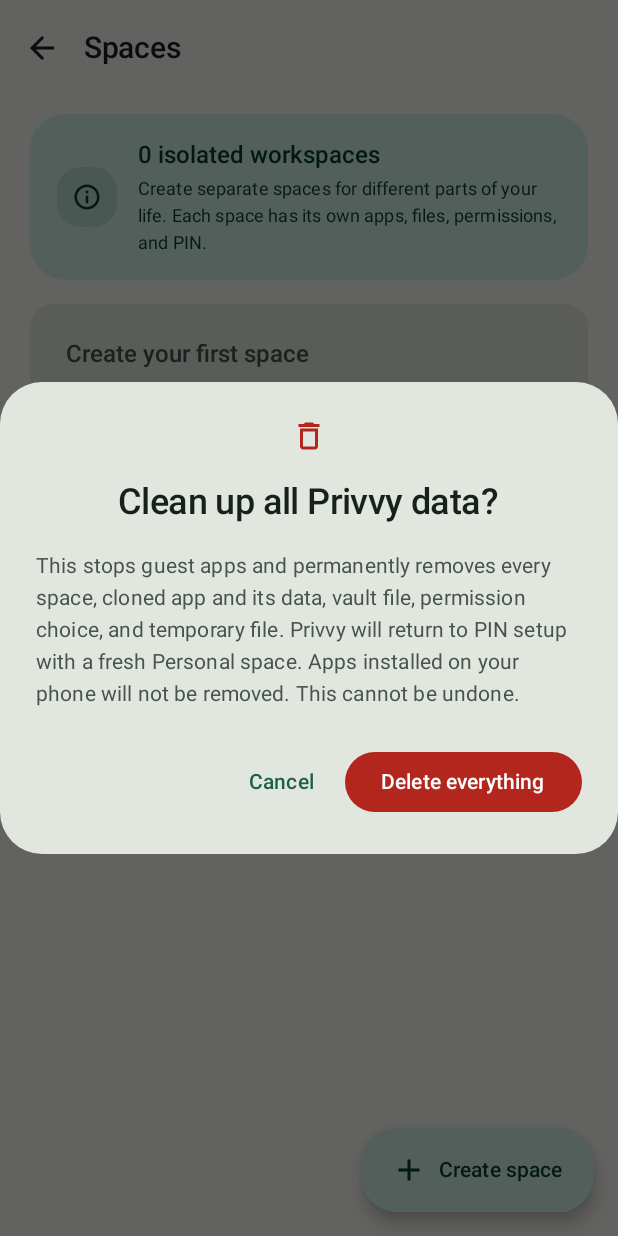
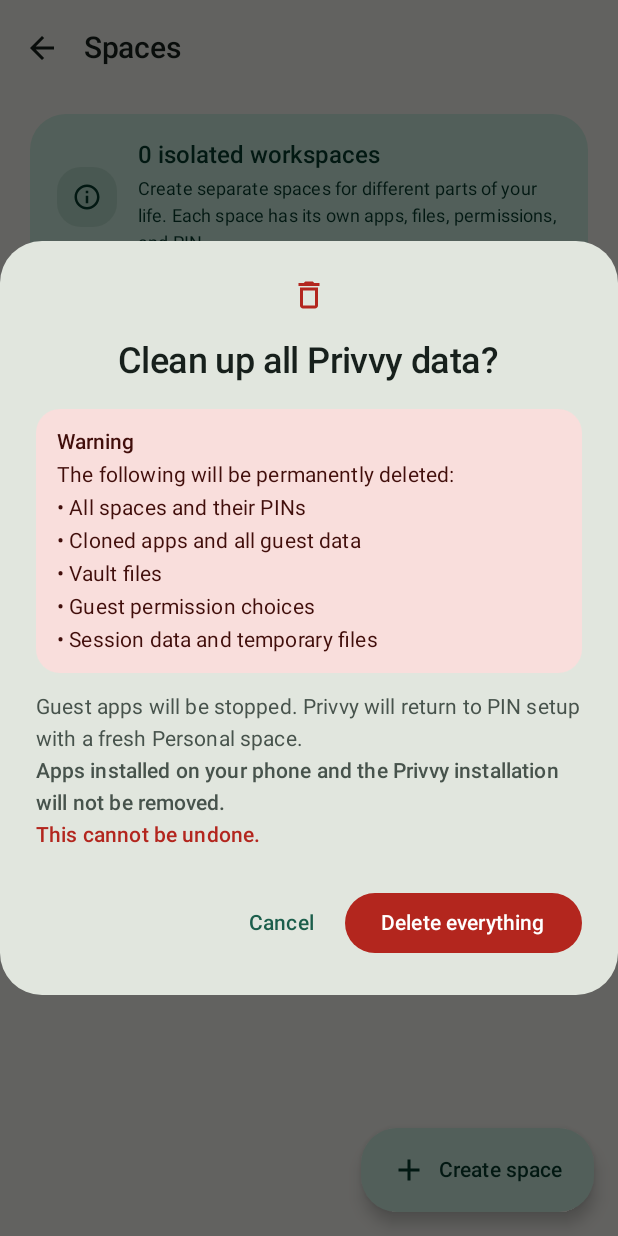
Before and after one commit to dhyraj/privvy, an Android app built with Jetpack Compose: the composable SpaceManagerScreen called with empty values, after a tap on "Clean up Privvy", on a phone screen of 412 x 824 dp. Run offline under Robolectric (Android 15) with nearby library versions, the phone set to English and light mode, and no system bars; network calls fail.

Commit message:
Make cleanup deletion warning explicit
List every data category removed by full reset and keep the host-app preservation notice prominent. Verify the warning in default and dark large-text layouts.

```diff
--- a/app/src/main/java/com/privvy/app/ui/spaces/SpaceManagerScreen.kt
+++ b/app/src/main/java/com/privvy/app/ui/spaces/SpaceManagerScreen.kt
@@ -15,6 +15,7 @@ import androidx.compose.foundation.layout.Row
 import androidx.compose.foundation.layout.Spacer
 import androidx.compose.foundation.layout.fillMaxSize
 import androidx.compose.foundation.layout.fillMaxWidth
+import androidx.compose.foundation.layout.height
 import androidx.compose.foundation.layout.heightIn
 import androidx.compose.foundation.layout.padding
 import androidx.compose.foundation.layout.size
@@ -346,12 +347,55 @@ fun SpaceManagerScreen(
                         .heightIn(max = 360.dp)
                         .verticalScroll(rememberScrollState()),
                 ) {
+                    Surface(
+                        modifier = Modifier
+                            .fillMaxWidth()
+                            .testTag("cleanup_warning"),
+                        shape = MaterialTheme.shapes.medium,
+                        color = MaterialTheme.colorScheme.errorContainer,
+                        contentColor = MaterialTheme.colorScheme.onErrorContainer,
+                    ) {
+                        Column(
+                            modifier = Modifier.padding(14.dp),
+                            verticalArrangement = Arrangement.spacedBy(6.dp),
+                        ) {
+                            Text(
+                                text = "Warning",
+                                style = MaterialTheme.typography.titleSmall,
+                                fontWeight = FontWeight.SemiBold,
+                            )
+                            Text(
+                                text = "The following will be permanently deleted:",
+                                style = MaterialTheme.typography.bodyMedium,
+                            )
+                            listOf(
+                                "All spaces and their PINs",
+                                "Cloned apps and all guest data",
+                                "Vault files",
+                                "Guest permission choices",
+                                "Session data and temporary files",
+                            ).forEach { item ->
+                                Text(
+                                    text = "• $item",
+                                    style = MaterialTheme.typography.bodyMedium,
+                                )
+                            }
+                        }
+                    }
+                    Spacer(Modifier.height(12.dp))
                     Text(
-                        "This stops guest apps and permanently removes every space, " +
-                            "cloned app and its data, vault file, permission choice, and " +
-                            "temporary file. Privvy will return to PIN setup with a fresh " +
-                            "Personal space. Apps installed on your phone will not be removed. " +
-                            "This cannot be undone.",
+                        "Guest apps will be stopped. Privvy will return to PIN setup " +
+                            "with a fresh Personal space.",
+                    )
+                    Text(
+                        "Apps installed on your phone and the Privvy installation " +
+                            "will not be removed.",
+                        fontWeight = FontWeight.SemiBold,
+                    )
+                    Text(
+                        "This cannot be undone.",
+                        color = MaterialTheme.colorScheme.error,
+                        fontWeight = FontWeight.SemiBold,
                     )
                 }
             },
```
Also changed, not shown: 3 other files.
